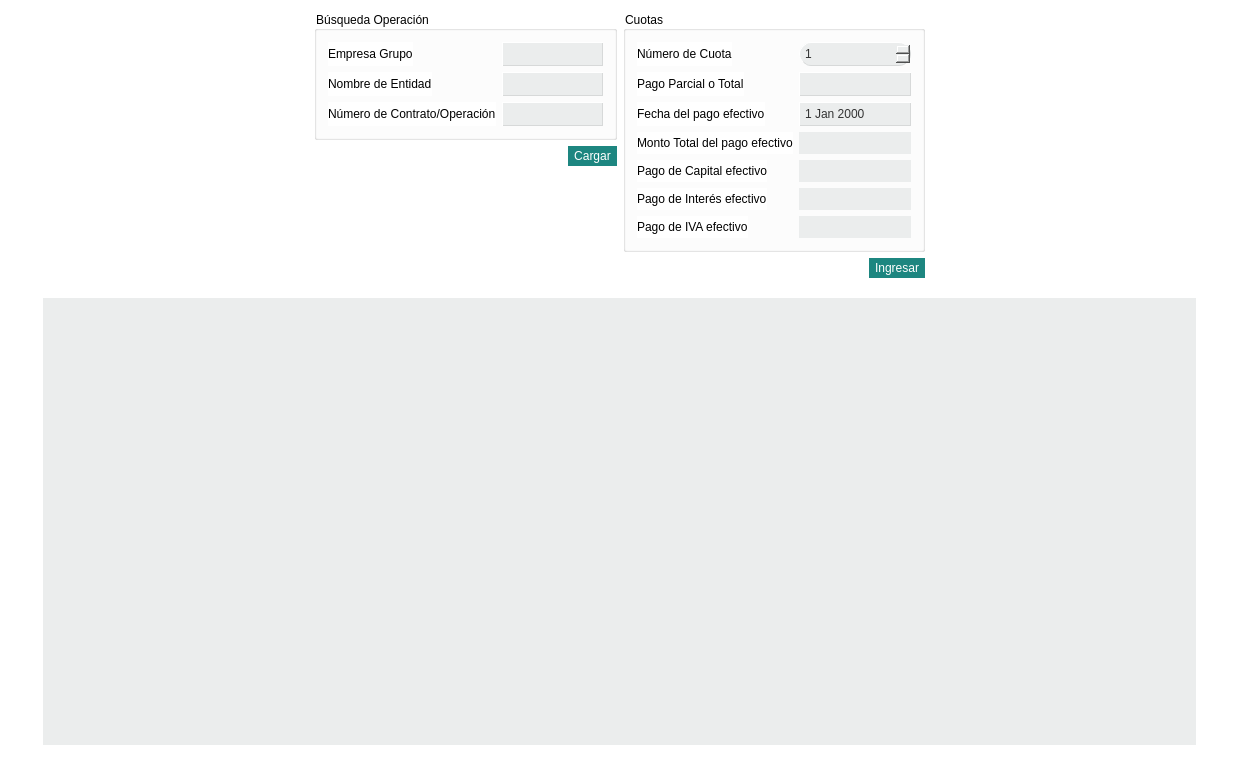
First picture: the form in Finanzas/PagosEfectivos.ui, repository altitude-solutions/Finanzas, before the edit.
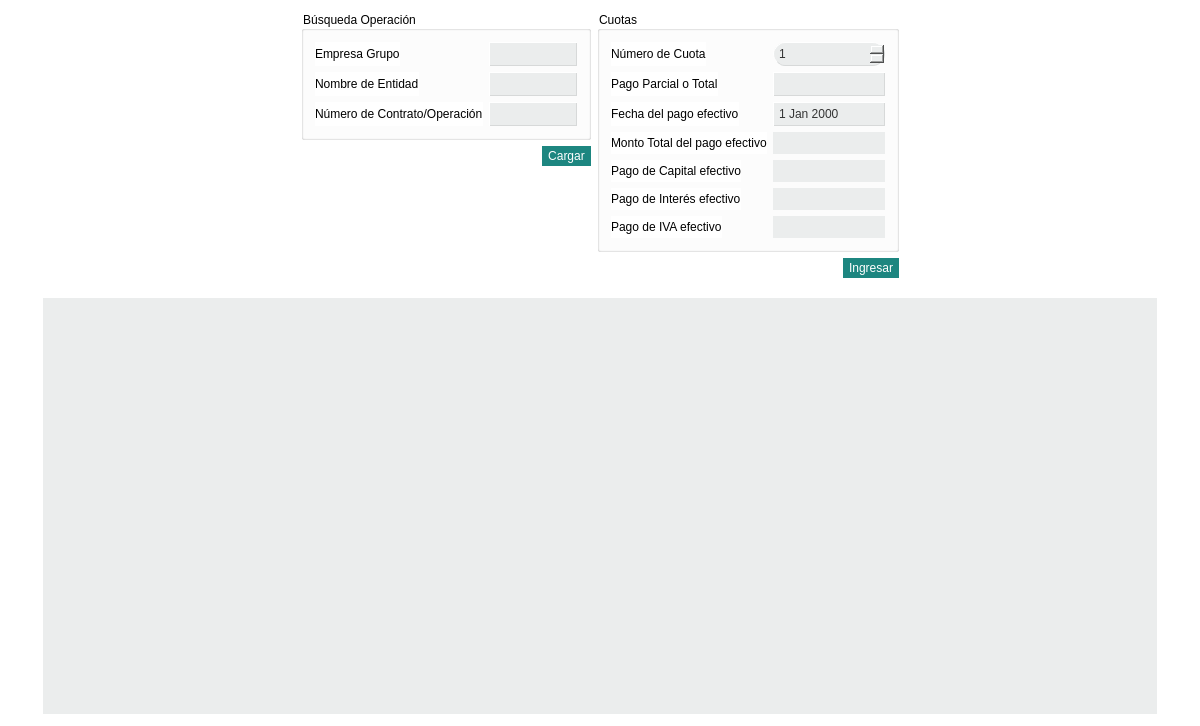
Second picture: the form after the edit. Icons and pictures are not drawn.

The edit to the form file:
```diff
--- a/Finanzas/PagosEfectivos.ui
+++ b/Finanzas/PagosEfectivos.ui
@@ -6,8 +6,8 @@
    <rect>
     <x>0</x>
     <y>0</y>
-    <width>1239</width>
-    <height>757</height>
+    <width>1200</width>
+    <height>726</height>
    </rect>
   </property>
   <property name="windowTitle">
```
